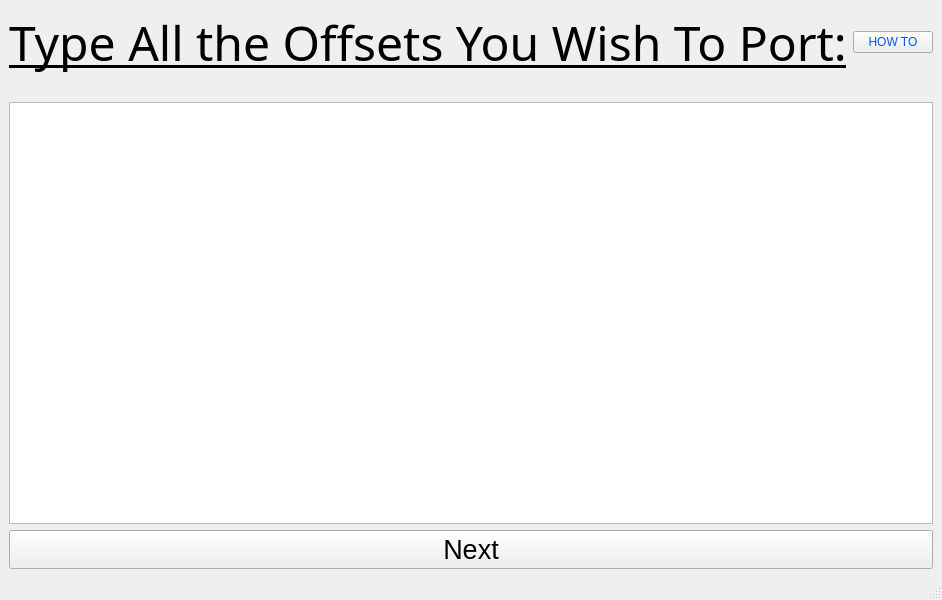
tiliarou/findBytes-GUI, file resources/interfaces/getMultipleOffsets/getMultipleOffsets.ui: the form before one commit.
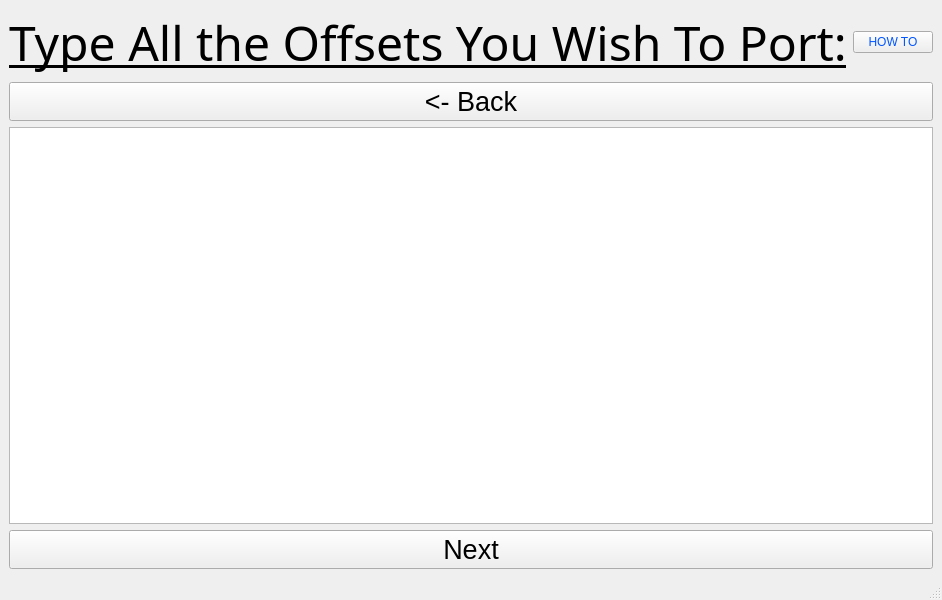
The form after the commit.

Patch:
```diff
--- a/resources/interfaces/getMultipleOffsets/getMultipleOffsets.ui
+++ b/resources/interfaces/getMultipleOffsets/getMultipleOffsets.ui
@@ -47,20 +47,16 @@
      </layout>
     </item>
     <item>
-     <spacer name="verticalSpacer">
-      <property name="orientation">
-       <enum>Qt::Vertical</enum>
+     <widget class="QPushButton" name="back">
+      <property name="font">
+       <font>
+        <pointsize>20</pointsize>
+       </font>
       </property>
-      <property name="sizeType">
-       <enum>QSizePolicy::Fixed</enum>
+      <property name="text">
+       <string>&lt;- Back</string>
       </property>
-      <property name="sizeHint" stdset="0">
-       <size>
-        <width>20</width>
-        <height>20</height>
-       </size>
-      </property>
-     </spacer>
+     </widget>
     </item>
     <item>
      <widget class="QPlainTextEdit" name="offsets">
```
